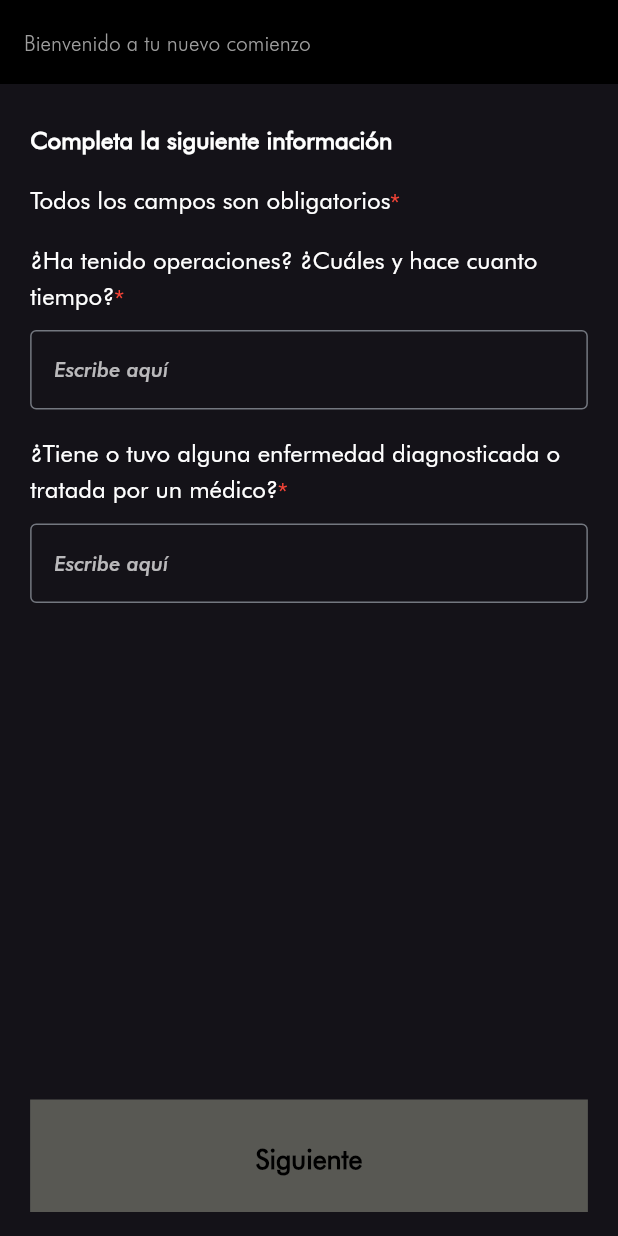
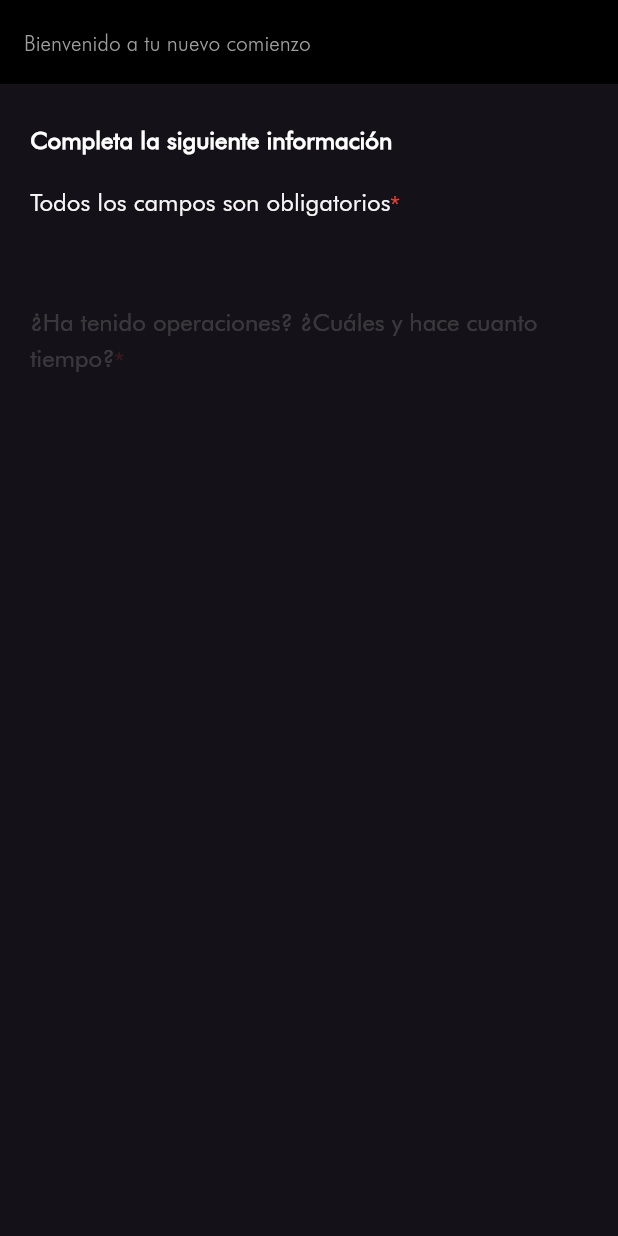
Before and after one commit to tech-andgar/demo_test_technical_flutter_202501, a Flutter app: the first screen one second after launch, on a phone screen of 412 x 824 dp. Run offline on Flutter 3.47's test engine with Material 3 defaults, Android fonts, the phone set to English and light mode, and no system bars; our stand-ins replace flutter_riverpod, go_router.

Commit message:
feat: add animation step1 [WIP]

```diff
--- a/lib/modules/anamnesis/presentation/anamnesis_step1_screen.dart
+++ b/lib/modules/anamnesis/presentation/anamnesis_step1_screen.dart
@@ -1,3 +1,4 @@
+// ignore_for_file: avoid-returning-widgets
 //  Created in Dart by Andres Garcia (TECH-ANDGAR) on 2025-01-03.
 
 import 'package:flutter/material.dart';
@@ -6,6 +7,7 @@ import 'package:go_router/go_router.dart';
 
 import '../../../core/core.dart';
 import '../view_model/anamnesis_steps_view_model.dart';
+import 'anamnesis_steps_screen_animator.dart';
 
 class AnamnesisStep1Screen extends ConsumerStatefulWidget {
   const AnamnesisStep1Screen({super.key});
@@ -18,8 +20,12 @@ class AnamnesisStep1Screen extends ConsumerStatefulWidget {
       _AnamnesisStep1ScreenState();
 }
 
-class _AnamnesisStep1ScreenState extends ConsumerState<AnamnesisStep1Screen> {
+class _AnamnesisStep1ScreenState extends ConsumerState<AnamnesisStep1Screen>
+    with SingleTickerProviderStateMixin {
   late AnamnesisForm1ViewModel viewModel;
+  late AnamnesisStepsScreenAnimator _anamnesisStepsScreenAnimator;
+  late AnimationController _animationController;
+  var _reduceMotion = false;
 
   @override
   Widget build(BuildContext context) {
@@ -29,29 +35,42 @@ class _AnamnesisStep1ScreenState extends ConsumerState<AnamnesisStep1Screen> {
     const sizedBox16 = SizedBox(height: 16);
     const sizedBox12 = SizedBox(height: 12);
 
+    // return const MyWidget();
+
     return SafeArea(
       child: Scaffold(
         appBar: AppBar(title: const Text('Bienvenido a tu nuevo comienzo')),
         body: CustomTemplatePage(
           content: [
-            const CustomText(
+            AnimatedVisibility(
+              animation: _anamnesisStepsScreenAnimator.title,
+              child: const CustomText(
                 'Completa la siguiente información',
                 fontFamily: FontFamily.futuraBook,
                 fontWeight: FontWeight.w700,
                 fontSize: 16,
               ),
+            ),
             sizedBox16,
-            const CustomText(
+            AnimatedVisibility(
+              animation: _anamnesisStepsScreenAnimator.subtitle,
+              child: const CustomText(
                 'Todos los campos son obligatorios',
                 isRequired: true,
               ),
+            ),
             sizedBox16,
-            const CustomText(
+            AnimatedVisibility(
+              animation: _anamnesisStepsScreenAnimator.question1Label,
+              child: const CustomText(
                 '¿Ha tenido operaciones? ¿Cuáles y hace cuanto tiempo?',
                 isRequired: true,
               ),
+            ),
             sizedBox12,
-            TextField(
+            AnimatedVisibility(
+              animation: _anamnesisStepsScreenAnimator.question1TextField,
+              child: TextField(
                 onChanged: viewModel.updateOperation,
                 onTapOutside: (_) {
                   FocusScope.of(context).unfocus();
@@ -60,25 +79,35 @@ class _AnamnesisStep1ScreenState extends ConsumerState<AnamnesisStep1Screen> {
                   labelText: 'Escribe aquí',
                 ),
               ),
+            ),
             sizedBox16,
-            const CustomText(
+            AnimatedVisibility(
+              animation: _anamnesisStepsScreenAnimator.question2Label,
+              child: const CustomText(
                 '¿Tiene o tuvo alguna enfermedad diagnosticada o tratada por un médico?',
                 isRequired: true,
               ),
+            ),
             sizedBox12,
-            TextField(
+            AnimatedVisibility(
+              animation: _anamnesisStepsScreenAnimator.question2TextField,
+              child: TextField(
                 onChanged: viewModel.updateDisease,
                 onTapOutside: (_) {
                   FocusManager.instance.primaryFocus?.unfocus();
                 },
                 decoration: const InputDecoration(labelText: 'Escribe aquí'),
               ),
+            ),
           ],
-          bottomButton: CustomButton(
+          bottomButton: AnimatedVisibility(
+            animation: _anamnesisStepsScreenAnimator.button,
+            child: CustomButton(
               label: 'Siguiente',
               onTap: state.isValid
                   ? () => context.push(RoutesName.anamnesisStep2)
                   : null,
+            ),
           ),
         ),
       ),
@@ -87,7 +116,68 @@ class _AnamnesisStep1ScreenState extends ConsumerState<AnamnesisStep1Screen> {
 
   @override
   void initState() {
+    _animationController = AnimationController(
+      vsync: this,
+      duration: const Duration(milliseconds: 2500),
+    );
+    _anamnesisStepsScreenAnimator =
+        AnamnesisStepsScreenAnimator(_animationController);
+    _animationController.forward();
+
+    Future.microtask(() => viewModel.clean());
     super.initState();
-    Future.microtask(() => viewModel.clean());
+  }
+
+  @override
+  void didChangeDependencies() {
+    super.didChangeDependencies();
+    _reduceMotion = MediaQuery.of(context).disableAnimations;
+    if (!_reduceMotion) {
+      _animationController.forward();
+    } else {
+      _animationController.stop();
     }
   }
+
+  @override
+  void dispose() {
+    _animationController.dispose();
+    super.dispose();
+  }
+}
+
+class AnimatedVisibility extends StatelessWidget {
+  const AnimatedVisibility({
+    required this.animation,
+    required this.child,
+    super.key,
+    this.slideOffset = 50.0,
+  });
+
+  final Animation<double> animation;
+  final Widget child;
+  final double slideOffset;
+
+  @override
+  Widget build(BuildContext context) {
+    // final reduceMotion = MediaQuery.of(context).disableAnimations;
+    final reduceMotion =
+        View.of(context).platformDispatcher.accessibilityFeatures.reduceMotion;
+
+    return reduceMotion
+        ? child
+        : AnimatedBuilder(
+            animation: animation,
+            builder: (context, child) {
+              return Opacity(
+                opacity: animation.value.clamp(0, 1),
+                child: Transform.translate(
+                  offset: Offset(0, slideOffset * (1 - animation.value)),
+                  child: child,
+                ),
+              );
+            },
+            child: child,
+          );
+  }
+}
--- /dev/null
+++ b/lib/modules/anamnesis/presentation/anamnesis_steps_screen_animator.dart
@@ -0,0 +1,34 @@
+import 'package:flutter/widgets.dart';
+
+class AnamnesisStepsScreenAnimator {
+  AnamnesisStepsScreenAnimator(this.controller)
+      : title = _createAnimation(controller, 0.0, 0.2),
+        subtitle = _createAnimation(controller, 0.15, 0.35),
+        question1Label = _createAnimation(controller, 0.3, 0.5),
+        question1TextField = _createAnimation(controller, 0.45, 0.65),
+        question2Label = _createAnimation(controller, 0.6, 0.8),
+        question2TextField = _createAnimation(controller, 0.75, 0.95),
+        button =
+            _createAnimation(controller, 0.85, 1.0, curve: Curves.easeInOut);
+
+  static Animation<double> _createAnimation(
+    AnimationController controller,
+    double begin,
+    double end, {
+    Curve curve = Curves.easeOut,
+  }) {
+    return CurvedAnimation(
+      parent: controller,
+      curve: Interval(begin, end, curve: curve),
+    );
+  }
+
+  final Animation<double> title;
+  final Animation<double> subtitle;
+  final Animation<double> question1Label;
+  final Animation<double> question1TextField;
+  final Animation<double> question2Label;
+  final Animation<double> question2TextField;
+  final Animation<double> button;
+  final AnimationController controller;
+}
```
Also changed, not shown: 1 other file. Lines whose indentation alone changed are shown as unchanged.
